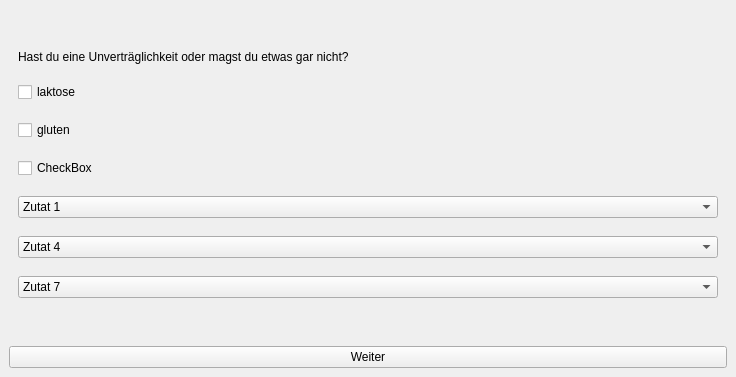
tina-e/ColdStartRecommender, file recsys.ui: the form before one commit.
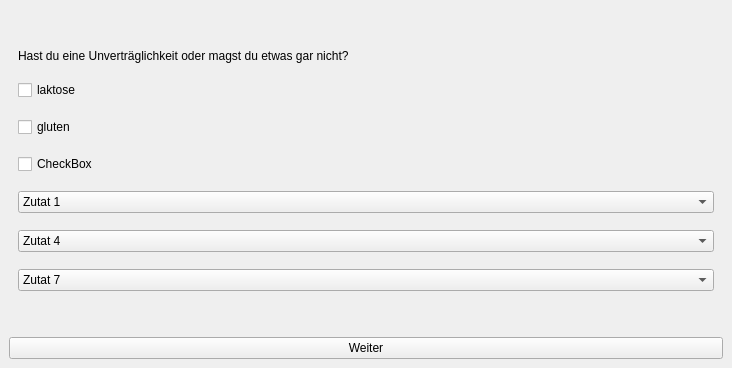
The form after the commit. The open tabs and pages were chosen to show the change.

What changed in the file:
```diff
--- a/recsys.ui
+++ b/recsys.ui
@@ -6,8 +6,8 @@
    <rect>
     <x>0</x>
     <y>0</y>
-    <width>736</width>
-    <height>377</height>
+    <width>732</width>
+    <height>368</height>
    </rect>
   </property>
   <property name="windowTitle">
@@ -479,6 +479,9 @@
         </item>
         <item>
          <widget class="QCheckBox" name="lactose_checkbox">
+          <property name="enabled">
+           <bool>true</bool>
+          </property>
           <property name="text">
            <string>laktose</string>
           </property>
```
Left out of the diff: 4 changed lines with no effect on the pictures.
